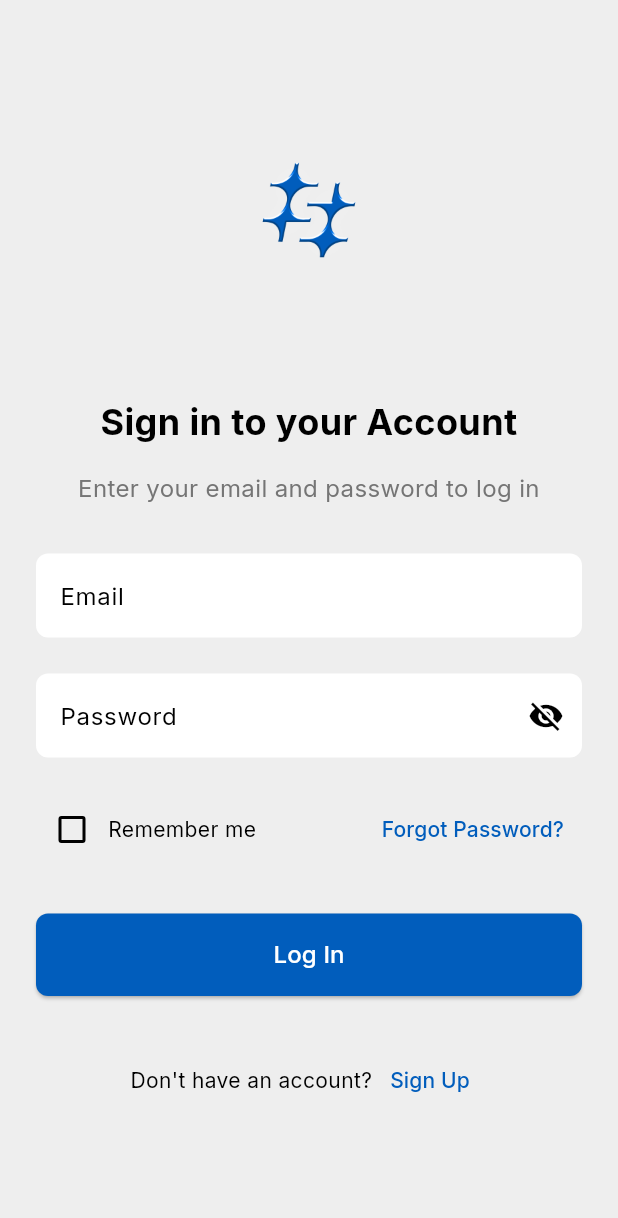
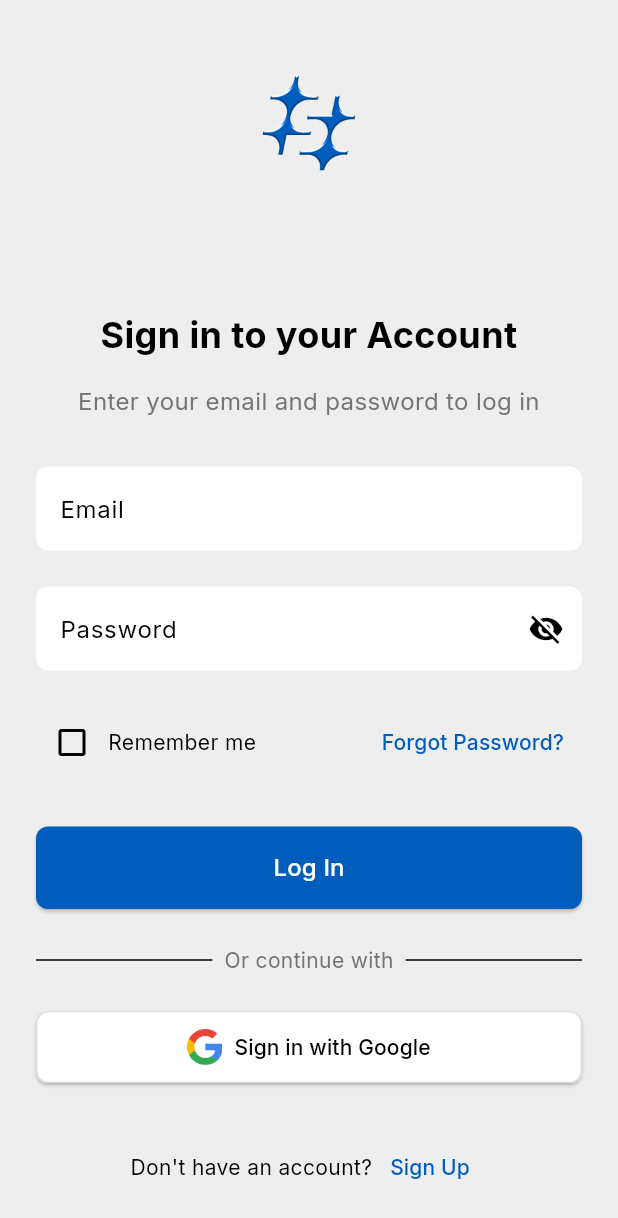
Before and after one commit to wde11/scalp_mobile_app, a Flutter app: the screen it shows after launch, on a phone screen of 412 x 824 dp. Shown: the top 1218 px of the screen. Run offline on Flutter 3.47's test engine with Material 3 defaults, Android fonts, the phone set to English and light mode, and no system bars; our stand-ins replace flutter_map, go_router, google_fonts, latlong2.

Commit message:
Added Google oAuth Button

```diff
--- a/lib/screens/login_screen.dart
+++ b/lib/screens/login_screen.dart
@@ -168,6 +168,36 @@ class _LoginScreenState extends State<LoginScreen> {
                                 style: TextStyle(fontSize: 16),
                               ),
                       ),
+                      const SizedBox(height: 24.0),
+                      Row(
+                        children: <Widget>[
+                          const Expanded(child: Divider()),
+                          Padding(
+                            padding: const EdgeInsets.symmetric(horizontal: 8.0),
+                            child: Text(
+                              "Or continue with",
+                              style: TextStyle(color: Colors.grey[600]),
+                            ),
+                          ),
+                          const Expanded(child: Divider()),
+                        ],
+                      ),
+                      const SizedBox(height: 24.0),
+                      ElevatedButton.icon(
+                        onPressed: () {
+                          // TODO: Implement Google Sign-In
+                        },
+                        icon: Image.asset('assets/images/google_logo.png', height: 24.0), // Make sure to add google_logo.png in assets
+                        label: const Text('Sign in with Google'),
+                        style: ElevatedButton.styleFrom(
+                          foregroundColor: Colors.black, backgroundColor: Colors.white,
+                          padding: const EdgeInsets.symmetric(vertical: 12.0),
+                          shape: RoundedRectangleBorder(
+                            borderRadius: BorderRadius.circular(8.0),
+                            side: BorderSide(color: Colors.grey[300]!),
+                          ),
+                        ),
+                      ),
                       const SizedBox(height: 32.0),
                       Row(
                         mainAxisAlignment: MainAxisAlignment.center,
--- a/pubspec.yaml
+++ b/pubspec.yaml
@@ -68,6 +68,7 @@ flutter:
     - assets/images/monitor.jpeg
     - assets/images/laptop.jpeg
     - assets/images/scalp_logo_w_v2.png
+    - assets/images/
 
 
 
```
Also changed, not shown: assets/images/google_logo.png (added), pubspec.lock.
